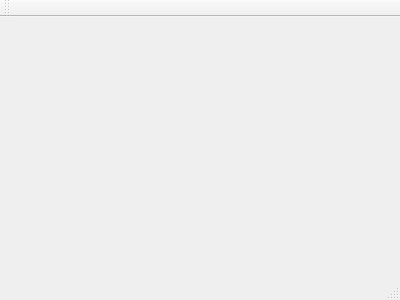
Above: source/mainwindow.ui from JMax45/r6sRandomizer before the change. Below: the same form after it.
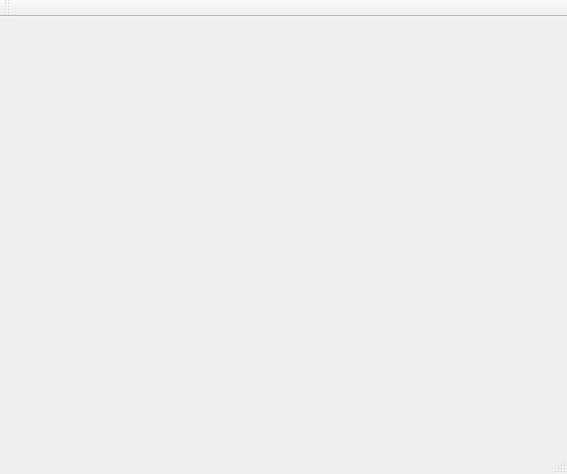
That is the form after the change.

What changed in the file:
```diff
--- a/source/mainwindow.ui
+++ b/source/mainwindow.ui
@@ -1,24 +1,51 @@
 <ui version="4.0">
  <class>MainWindow</class>
- <widget class="QMainWindow" name="MainWindow" >
-  <property name="geometry" >
+ <widget class="QMainWindow" name="MainWindow">
+  <property name="geometry">
    <rect>
     <x>0</x>
     <y>0</y>
-    <width>400</width>
-    <height>300</height>
+    <width>567</width>
+    <height>474</height>
    </rect>
   </property>
   <property name="windowTitle" >
    <string>MainWindow</string>
   </property>
-  <widget class="QMenuBar" name="menuBar" />
-  <widget class="QToolBar" name="mainToolBar" />
-  <widget class="QWidget" name="centralWidget" />
-  <widget class="QStatusBar" name="statusBar" />
+  <widget class="QWidget" name="centralWidget">
+   <widget class="QWidget" name="horizontalLayoutWidget">
+    <property name="geometry">
+     <rect>
+      <x>10</x>
+      <y>9</y>
+      <width>541</width>
+      <height>141</height>
+     </rect>
+    </property>
+    <layout class="QHBoxLayout" name="horizontalLayout"/>
+   </widget>
+  </widget>
+  <widget class="QMenuBar" name="menuBar">
+   <property name="geometry">
+    <rect>
+     <x>0</x>
+     <y>0</y>
+     <width>567</width>
+     <height>22</height>
+    </rect>
+   </property>
+  </widget>
+  <widget class="QToolBar" name="mainToolBar">
+   <attribute name="toolBarArea">
+    <enum>TopToolBarArea</enum>
+   </attribute>
+   <attribute name="toolBarBreak">
+    <bool>false</bool>
+   </attribute>
+  </widget>
+  <widget class="QStatusBar" name="statusBar"/>
  </widget>
- <layoutDefault spacing="6" margin="11" />
- <pixmapfunction></pixmapfunction>
+ <layoutdefault spacing="6" margin="11"/>
  <resources/>
  <connections/>
 </ui>
```
Left out of the diff: 3 changed lines with no effect on the pictures.
